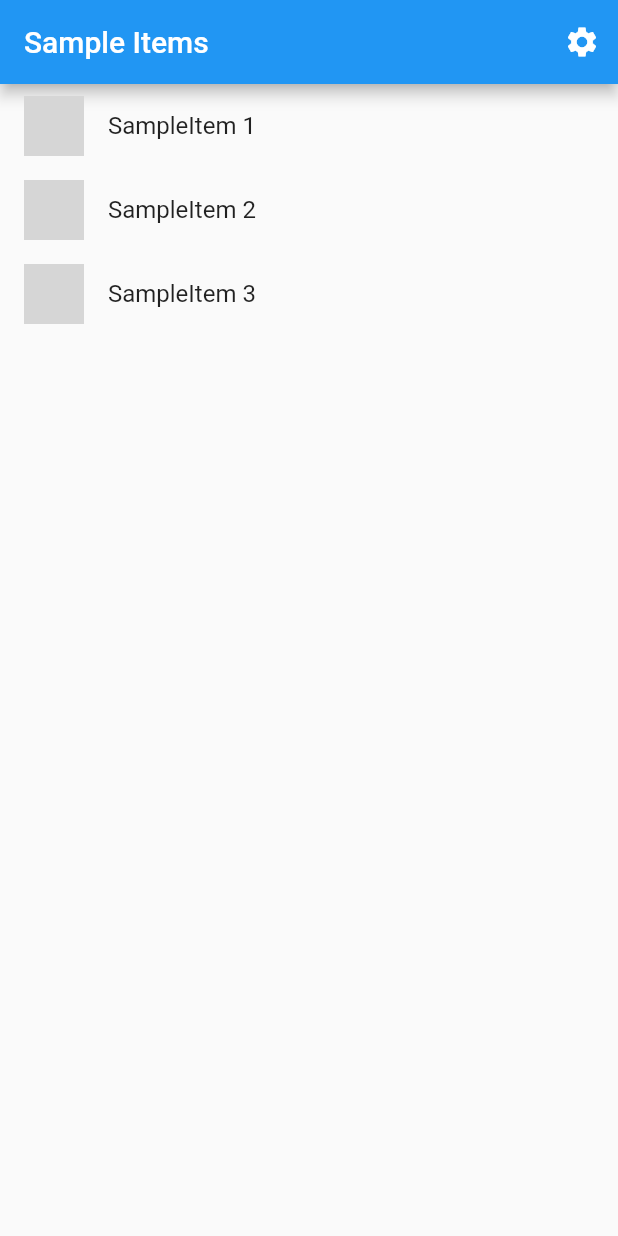
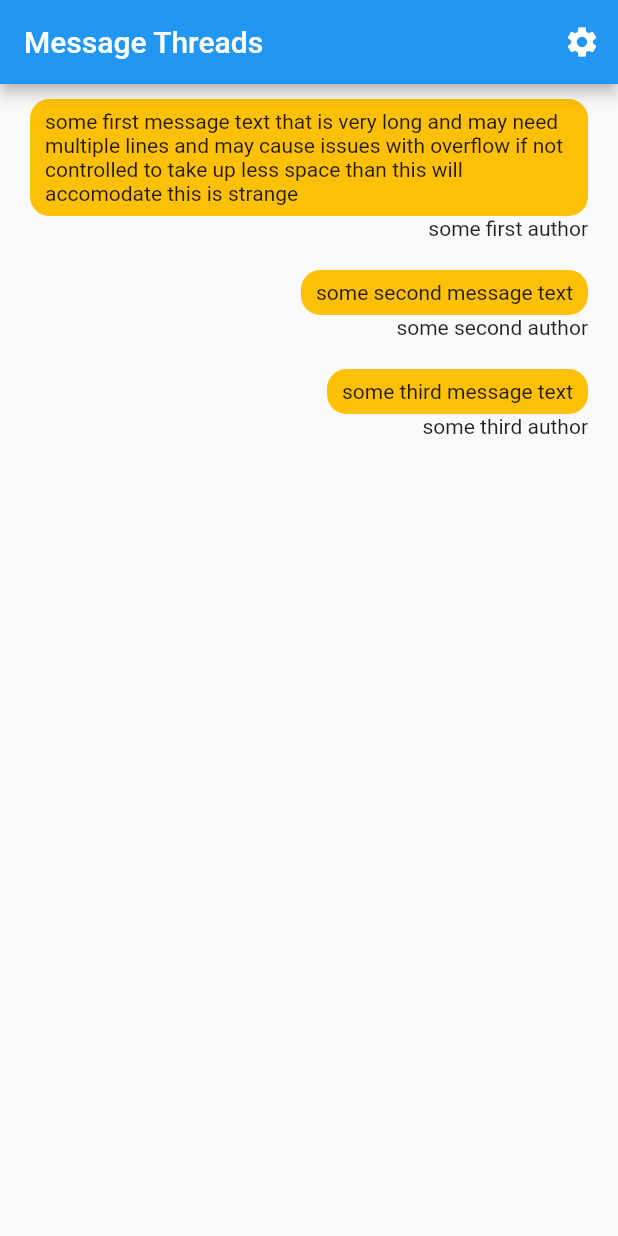
Before and after one commit to spatulea/skelly, a Flutter app: the screen it shows after launch, on a phone screen of 412 x 824 dp. Run offline on Flutter 3.47's test engine with Material 2 defaults, Android fonts, the phone set to English and light mode, and no system bars; our stand-ins replace cloud_firestore; accounts and stored records are empty; generated files the repository leaves out were written again; grey boxes are pictures that could not be loaded.

Commit message:
migrate from template sample items to message view

```diff
--- a/lib/src/app.dart
+++ b/lib/src/app.dart
@@ -3,7 +3,7 @@ import 'package:flutter_gen/gen_l10n/app_localizations.dart';
 import 'package:flutter_localizations/flutter_localizations.dart';
 
 import 'sample_feature/sample_item_details_view.dart';
-import 'sample_feature/sample_item_list_view.dart';
+import 'sample_feature/thread_list_view.dart';
 import 'settings/settings_controller.dart';
 import 'settings/settings_view.dart';
 
@@ -71,9 +71,9 @@ class MyApp extends StatelessWidget {
                     return SettingsView(controller: settingsController);
                   case SampleItemDetailsView.routeName:
                     return const SampleItemDetailsView();
-                  case SampleItemListView.routeName:
+                  case ThreadListView.routeName:
                   default:
-                    return const SampleItemListView();
+                    return ThreadListView();
                 }
               },
             );
--- /dev/null
+++ b/lib/src/message/message_bubble.dart
@@ -0,0 +1,74 @@
+import 'package:flutter/material.dart';
+import 'message.dart';
+
+class MessageBubble extends StatelessWidget {
+  const MessageBubble({
+    required this.message,
+    Key? key,
+  }) : super(key: key);
+
+  final Message message;
+
+  @override
+  Widget build(BuildContext context) {
+    return Column(
+      children: [
+        Container(height: 10),
+        Row(
+          mainAxisAlignment: MainAxisAlignment.end,
+          children: [
+            Container(
+                width: flexWidth(message.text.length > message.author.length
+                    ? message.text.length
+                    : message.author.length)),
+            Flexible(
+              child: Column(
+                crossAxisAlignment: CrossAxisAlignment.end,
+                children: [
+                  Container(
+                    padding: EdgeInsets.fromLTRB(10, 7, 10, 7),
+                    // width: 60,
+                    decoration: BoxDecoration(
+                      color: Colors.amber,
+                      // color: author == fireState.myName
+                      //     ? MyColors.thisUserBubbleBackground
+                      //     : MyColors.otherUserBubbleBackground,
+                      borderRadius: BorderRadius.circular(13),
+                    ),
+                    child: Text(
+                      message.text,
+                      // style: TextStyle(
+                      //     color: author == fireState.myName
+                      //         ? MyColors.thisUserBubbleForeground
+                      //         : MyColors.otherUserBubbleForeground),
+                    ),
+                  ),
+                  Row(
+                    mainAxisAlignment: MainAxisAlignment.end,
+                    mainAxisSize: MainAxisSize.min,
+                    children: [
+                      Text(
+                        message.author,
+                        // style: author == fireState.myName
+                        //     ? Styles.thisAuthorName
+                        //     : Styles.otherAuthorName
+                      ),
+                    ],
+                  ),
+                ],
+              ),
+            ),
+            Container(width: 20)
+          ],
+        ),
+        Container(height: 10),
+      ],
+    );
+  }
+}
+
+double flexWidth(int textLength) {
+  if (textLength < 20) return 140;
+  if (textLength < 140) return (140.0 - 1 * textLength);
+  return 20;
+}
--- a/lib/src/sample_feature/sample_item_list_view.dart
+++ /dev/null
@@ -1,71 +0,0 @@
-import 'package:flutter/material.dart';
-
-import '../settings/settings_view.dart';
-import 'sample_item.dart';
-import 'sample_item_details_view.dart';
-
-/// Displays a list of SampleItems.
-class SampleItemListView extends StatelessWidget {
-  const SampleItemListView({
-    Key? key,
-    this.items = const [SampleItem(1), SampleItem(2), SampleItem(3)],
-  }) : super(key: key);
-
-  static const routeName = '/';
-
-  final List<SampleItem> items;
-
-  @override
-  Widget build(BuildContext context) {
-    return Scaffold(
-      appBar: AppBar(
-        title: const Text('Sample Items'),
-        actions: [
-          IconButton(
-            icon: const Icon(Icons.settings),
-            onPressed: () {
-              // Navigate to the settings page. If the user leaves and returns
-              // to the app after it has been killed while running in the
-              // background, the navigation stack is restored.
-              Navigator.restorablePushNamed(context, SettingsView.routeName);
-            },
-          ),
-        ],
-      ),
-
-      // To work with lists that may contain a large number of items, it’s best
-      // to use the ListView.builder constructor.
-      //
-      // In contrast to the default ListView constructor, which requires
-      // building all Widgets up front, the ListView.builder constructor lazily
-      // builds Widgets as they’re scrolled into view.
-      body: ListView.builder(
-        // Providing a restorationId allows the ListView to restore the
-        // scroll position when a user leaves and returns to the app after it
-        // has been killed while running in the background.
-        restorationId: 'sampleItemListView',
-        itemCount: items.length,
-        itemBuilder: (BuildContext context, int index) {
-          final item = items[index];
-
-          return ListTile(
-            title: Text('SampleItem ${item.id}'),
-            leading: const CircleAvatar(
-              // Display the Flutter Logo image asset.
-              foregroundImage: AssetImage('assets/images/flutter_logo.png'),
-            ),
-            onTap: () {
-              // Navigate to the details page. If the user leaves and returns to
-              // the app after it has been killed while running in the
-              // background, the navigation stack is restored.
-              Navigator.restorablePushNamed(
-                context,
-                SampleItemDetailsView.routeName,
-              );
-            }
-          );
-        },
-      ),
-    );
-  }
-}
--- /dev/null
+++ b/lib/src/sample_feature/thread_list_view.dart
@@ -0,0 +1,91 @@
+import 'package:cloud_firestore/cloud_firestore.dart';
+import 'package:flutter/material.dart';
+
+import '../settings/settings_view.dart';
+import 'sample_item.dart';
+import 'sample_item_details_view.dart';
+import '../message/message_bubble.dart';
+import '../message/message.dart';
+
+/// Displays a list of SampleItems.
+class ThreadListView extends StatelessWidget {
+  ThreadListView({
+    Key? key,
+  }) : super(key: key);
+
+  final List<Message> messageList = [
+    Message(
+        text:
+            'some first message text that is very long and may need multiple lines and may cause issues with overflow if not controlled to take up less space than this will accomodate this is strange',
+        author: 'some first author',
+        userUid: 'some uUid',
+        timeStamp: Timestamp.now(),
+        isNew: true),
+    Message(
+        text: 'some second message text',
+        author: 'some second author',
+        userUid: 'some uUid',
+        timeStamp: Timestamp.now(),
+        isNew: true),
+    Message(
+        text: 'some third message text',
+        author: 'some third author',
+        userUid: 'some uUid',
+        timeStamp: Timestamp.now(),
+        isNew: true)
+  ];
+
+  static const routeName = '/';
+
+  @override
+  Widget build(BuildContext context) {
+    return Scaffold(
+      appBar: AppBar(
+        title: const Text('Message Threads'),
+        actions: [
+          IconButton(
+            icon: const Icon(Icons.settings),
+            onPressed: () {
+              // Navigate to the settings page. If the user leaves and returns
+              // to the app after it has been killed while running in the
+              // background, the navigation stack is restored.
+              Navigator.restorablePushNamed(context, SettingsView.routeName);
+            },
+          ),
+        ],
+      ),
+
+      // To work with lists that may contain a large number of items, it’s best
+      // to use the ListView.builder constructor.
+      //
+      // In contrast to the default ListView constructor, which requires
+      // building all Widgets up front, the ListView.builder constructor lazily
+      // builds Widgets as they’re scrolled into view.
+      body: ListView.builder(
+        // Providing a restorationId allows the ListView to restore the
+        // scroll position when a user leaves and returns to the app after it
+        // has been killed while running in the background.
+        restorationId: 'threadListView',
+        itemCount: messageList.length,
+        itemBuilder: (BuildContext context, int index) {
+          // return ListTile(
+          //     title: Text('SampleItem ${item.id}'),
+          //     leading: const CircleAvatar(
+          //       // Display the Flutter Logo image asset.
+          //       foregroundImage: AssetImage('assets/images/flutter_logo.png'),
+          //     ),
+          //     onTap: () {
+          //       // Navigate to the details page. If the user leaves and returns to
+          //       // the app after it has been killed while running in the
+          //       // background, the navigation stack is restored.
+          //       Navigator.restorablePushNamed(
+          //         context,
+          //         SampleItemDetailsView.routeName,
+          //       );
+          //     });
+          return MessageBubble(message: messageList[index]);
+        },
+      ),
+    );
+  }
+}
```
